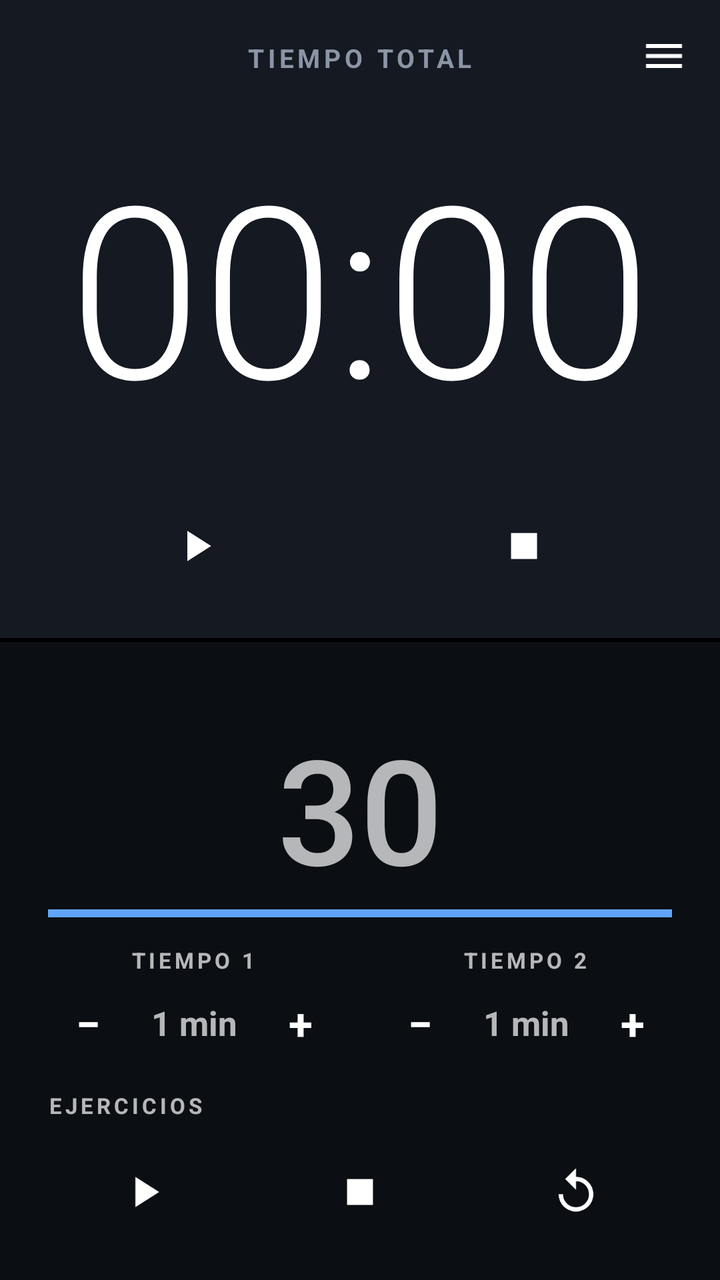
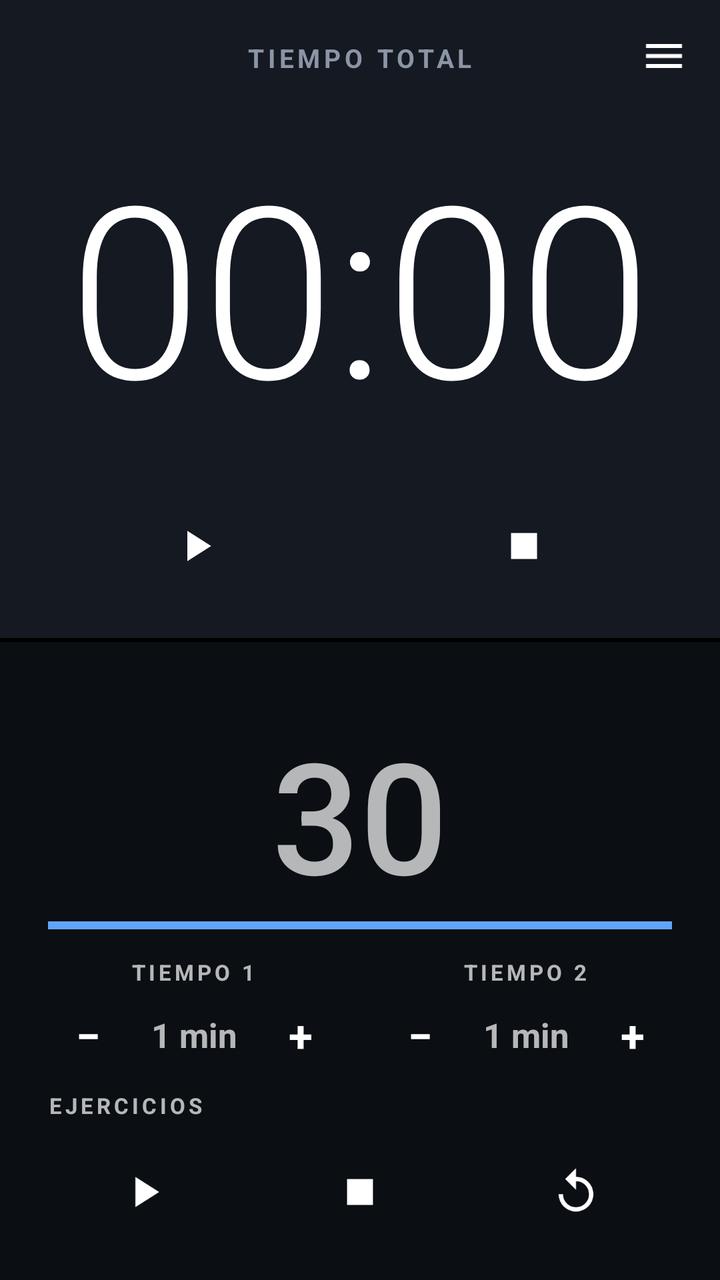

An Android layout rendered at two revisions. The XML below is the earlier revision; the diff shows what the commit changed to produce the second picture.
<!-- AndroidManifest.xml: application theme AppTheme -->
<!-- res/layout/activity_main.xml -->
<?xml version="1.0" encoding="utf-8"?>
<FrameLayout xmlns:android="http://schemas.android.com/apk/res/android"
    android:id="@+id/root"
    android:layout_width="match_parent"
    android:layout_height="match_parent">

<LinearLayout
    android:layout_width="match_parent"
    android:layout_height="match_parent"
    android:orientation="vertical">

    
    <FrameLayout
        android:id="@+id/topHalf"
        android:layout_width="match_parent"
        android:layout_height="0dp"
        android:layout_weight="1"
        android:background="@color/top_bg">

        
        <LinearLayout
            android:id="@+id/topRunning"
            android:layout_width="match_parent"
            android:layout_height="match_parent"
            android:gravity="center_horizontal"
            android:orientation="vertical"
            android:paddingStart="24dp"
            android:paddingTop="20dp"
            android:paddingEnd="24dp"
            android:paddingBottom="20dp">

            <TextView
                style="@style/SmallCaption"
                android:text="TIEMPO TOTAL"
                android:textColor="@color/muted"
                android:textSize="13sp" />

            <TextView
                android:id="@+id/totalTime"
                android:layout_width="match_parent"
                android:layout_height="0dp"
                android:layout_weight="1"
                android:autoSizeMaxTextSize="120sp"
                android:autoSizeMinTextSize="36sp"
                android:autoSizeTextType="uniform"
                android:fontFamily="sans-serif-light"
                android:fontFeatureSettings="tnum"
                android:gravity="center"
                android:maxLines="1"
                android:text="00:00"
                android:textColor="#FFFFFF" />

            <LinearLayout
                android:layout_width="match_parent"
                android:layout_height="wrap_content"
                android:orientation="horizontal">

                <ImageView
                    android:id="@+id/totalPlay"
                    style="@style/IconButton"
                    android:layout_width="0dp"
                    android:layout_weight="1"
                    android:layout_marginEnd="8dp"
                    android:contentDescription="Iniciar o pausar"
                    android:src="@drawable/ic_play" />

                <ImageView
                    android:id="@+id/totalStop"
                    style="@style/IconButton"
                    android:layout_width="0dp"
                    android:layout_weight="1"
                    android:layout_marginStart="8dp"
                    android:contentDescription="Finalizar"
                    android:src="@drawable/ic_stop" />
            </LinearLayout>
        </LinearLayout>

        
        <LinearLayout
            android:id="@+id/topSummary"
            android:layout_width="match_parent"
            android:layout_height="match_parent"
            android:gravity="center"
            android:orientation="vertical"
            android:paddingStart="20dp"
            android:paddingEnd="20dp"
            android:visibility="gone">

            <TextView
                style="@style/SmallCaption"
                android:text="RUTINA FINALIZADA"
                android:textColor="@color/muted"
                android:textSize="13sp" />

            <LinearLayout
                android:layout_width="match_parent"
                android:layout_height="wrap_content"
                android:layout_marginTop="12dp"
                android:orientation="horizontal">

                <LinearLayout
                    android:layout_width="0dp"
                    android:layout_height="wrap_content"
                    android:layout_weight="1"
                    android:layout_marginEnd="6dp"
                    android:background="@drawable/card_bg"
                    android:gravity="center"
                    android:orientation="vertical"
                    android:padding="12dp">

                    <TextView
                        style="@style/SmallCaption"
                        android:text="TOTAL"
                        android:textColor="#60A5FA" />

                    <TextView
                        android:id="@+id/summaryTotal"
                        android:layout_width="match_parent"
                        android:layout_height="48dp"
                        android:autoSizeMaxTextSize="40sp"
                        android:autoSizeMinTextSize="18sp"
                        android:autoSizeTextType="uniform"
                        android:fontFamily="sans-serif-light"
                        android:fontFeatureSettings="tnum"
                        android:gravity="center"
                        android:maxLines="1"
                        android:text="00:00"
                        android:textColor="#FFFFFF" />
                </LinearLayout>

                <LinearLayout
                    android:layout_width="0dp"
                    android:layout_height="wrap_content"
                    android:layout_weight="1"
                    android:layout_marginStart="6dp"
                    android:background="@drawable/card_bg"
                    android:gravity="center"
                    android:orientation="vertical"
                    android:padding="12dp">

                    <TextView
                        style="@style/SmallCaption"
                        android:text="INTERVALO"
                        android:textColor="#2DD4BF" />

                    <TextView
                        android:id="@+id/summaryInterval"
                        android:layout_width="match_parent"
                        android:layout_height="48dp"
                        android:autoSizeMaxTextSize="40sp"
                        android:autoSizeMinTextSize="18sp"
                        android:autoSizeTextType="uniform"
                        android:fontFamily="sans-serif-light"
                        android:fontFeatureSettings="tnum"
                        android:gravity="center"
                        android:maxLines="1"
                        android:text="30"
                        android:textColor="#FFFFFF" />
                </LinearLayout>
            </LinearLayout>

            <LinearLayout
                android:layout_width="match_parent"
                android:layout_height="wrap_content"
                android:layout_marginTop="16dp"
                android:orientation="horizontal">

                <TextView
                    android:layout_width="0dp"
                    android:layout_height="wrap_content"
                    android:layout_weight="1"
                    android:text="Tiempo total"
                    android:textColor="@color/muted"
                    android:textSize="16sp" />

                <TextView
                    android:id="@+id/detailTotal"
                    android:layout_width="wrap_content"
                    android:layout_height="wrap_content"
                    android:fontFeatureSettings="tnum"
                    android:textColor="#FFFFFF"
                    android:textSize="16sp"
                    android:textStyle="bold" />
            </LinearLayout>

            <LinearLayout
                android:layout_width="match_parent"
                android:layout_height="wrap_content"
                android:layout_marginTop="8dp"
                android:orientation="horizontal">

                <TextView
                    android:layout_width="0dp"
                    android:layout_height="wrap_content"
                    android:layout_weight="1"
                    android:text="Rondas"
                    android:textColor="@color/muted"
                    android:textSize="16sp" />

                <TextView
                    android:id="@+id/detailRounds"
                    android:layout_width="wrap_content"
                    android:layout_height="wrap_content"
                    android:fontFeatureSettings="tnum"
                    android:textColor="#FFFFFF"
                    android:textSize="16sp"
                    android:textStyle="bold" />
            </LinearLayout>

            <TextView
                android:id="@+id/detailConfig"
                android:layout_width="match_parent"
                android:layout_height="wrap_content"
                android:layout_marginTop="8dp"
                android:textColor="@color/muted"
                android:textSize="13sp" />
        </LinearLayout>

        <ImageView
            android:id="@+id/menuButton"
            android:layout_width="48dp"
            android:layout_height="48dp"
            android:layout_gravity="top|end"
            android:layout_marginTop="4dp"
            android:layout_marginEnd="4dp"
            android:background="?android:attr/selectableItemBackgroundBorderless"
            android:contentDescription="Historial"
            android:padding="12dp"
            android:src="@drawable/ic_menu"
            android:tint="#FFFFFF" />
    </FrameLayout>

    <View
        android:layout_width="match_parent"
        android:layout_height="2dp"
        android:background="#000000" />

    
    <LinearLayout
        android:id="@+id/bottomHalf"
        android:layout_width="match_parent"
        android:layout_height="0dp"
        android:layout_weight="1"
        android:gravity="center_horizontal"
        android:orientation="vertical"
        android:paddingStart="24dp"
        android:paddingTop="14dp"
        android:paddingEnd="24dp"
        android:paddingBottom="18dp">

        <LinearLayout
            android:layout_width="match_parent"
            android:layout_height="wrap_content"
            android:orientation="horizontal">

            <TextView
                android:id="@+id/exerciseLabel"
                android:layout_width="0dp"
                android:layout_height="wrap_content"
                android:layout_weight="1"
                android:letterSpacing="0.15"
                android:textSize="15sp"
                android:textStyle="bold" />

            <TextView
                android:id="@+id/roundLabel"
                android:layout_width="wrap_content"
                android:layout_height="wrap_content"
                android:letterSpacing="0.15"
                android:textSize="15sp"
                android:textStyle="bold" />
        </LinearLayout>

        <TextView
            android:id="@+id/intervalTime"
            android:layout_width="match_parent"
            android:layout_height="0dp"
            android:layout_weight="1"
            android:autoSizeMaxTextSize="180sp"
            android:autoSizeMinTextSize="28sp"
            android:autoSizeTextType="uniform"
            android:fontFamily="sans-serif-medium"
            android:fontFeatureSettings="tnum"
            android:gravity="center"
            android:maxLines="1"
            android:text="30" />

        <ProgressBar
            android:id="@+id/intervalProgress"
            style="@android:style/Widget.Material.ProgressBar.Horizontal"
            android:layout_width="match_parent"
            android:layout_height="8dp"
            android:layout_marginBottom="12dp"
            android:max="1000"
            android:progress="1000" />

        
        <LinearLayout
            android:id="@+id/configBox"
            android:layout_width="match_parent"
            android:layout_height="wrap_content"
            android:orientation="vertical">

            <LinearLayout
                android:layout_width="match_parent"
                android:layout_height="wrap_content"
                android:orientation="horizontal">

                <LinearLayout
                    android:layout_width="0dp"
                    android:layout_height="wrap_content"
                    android:layout_weight="1"
                    android:layout_marginEnd="10dp"
                    android:orientation="vertical">

                    <TextView
                        android:id="@+id/captionA"
                        style="@style/SmallCaption"
                        android:layout_gravity="center_horizontal"
                        android:layout_marginBottom="4dp"
                        android:text="TIEMPO 1" />

                    <LinearLayout
                        android:layout_width="match_parent"
                        android:layout_height="wrap_content"
                        android:gravity="center_vertical"
                        android:orientation="horizontal">

                        <TextView
                            android:id="@+id/minusA"
                            style="@style/PillButton"
                            android:layout_width="40dp"
                            android:contentDescription="Un minuto menos"
                            android:text="−"
                            android:textSize="22sp" />

                        <TextView
                            android:id="@+id/valueA"
                            android:layout_width="0dp"
                            android:layout_height="40dp"
                            android:layout_weight="1"
                            android:fontFeatureSettings="tnum"
                            android:gravity="center"
                            android:maxLines="1"
                            android:text="1 min"
                            android:textSize="17sp"
                            android:textStyle="bold" />

                        <TextView
                            android:id="@+id/plusA"
                            style="@style/PillButton"
                            android:layout_width="40dp"
                            android:contentDescription="Un minuto más"
                            android:text="+"
                            android:textSize="22sp" />
                    </LinearLayout>

                    <LinearLayout
                        android:id="@+id/secRowA"
                        android:layout_width="match_parent"
                        android:layout_height="wrap_content"
                        android:layout_marginTop="6dp"
                        android:orientation="horizontal" />
                </LinearLayout>

                <LinearLayout
                    android:layout_width="0dp"
                    android:layout_height="wrap_content"
                    android:layout_weight="1"
                    android:layout_marginStart="10dp"
                    android:orientation="vertical">

                    <TextView
                        android:id="@+id/captionB"
                        style="@style/SmallCaption"
                        android:layout_gravity="center_horizontal"
                        android:layout_marginBottom="4dp"
                        android:text="TIEMPO 2" />

                    <LinearLayout
                        android:layout_width="match_parent"
                        android:layout_height="wrap_content"
                        android:gravity="center_vertical"
                        android:orientation="horizontal">

                        <TextView
                            android:id="@+id/minusB"
                            style="@style/PillButton"
                            android:layout_width="40dp"
                            android:contentDescription="Un minuto menos"
                            android:text="−"
                            android:textSize="22sp" />

                        <TextView
                            android:id="@+id/valueB"
                            android:layout_width="0dp"
                            android:layout_height="40dp"
                            android:layout_weight="1"
                            android:fontFeatureSettings="tnum"
                            android:gravity="center"
                            android:maxLines="1"
                            android:text="1 min"
                            android:textSize="17sp"
                            android:textStyle="bold" />

                        <TextView
                            android:id="@+id/plusB"
                            style="@style/PillButton"
                            android:layout_width="40dp"
                            android:contentDescription="Un minuto más"
                            android:text="+"
                            android:textSize="22sp" />
                    </LinearLayout>

                    <LinearLayout
                        android:id="@+id/secRowB"
                        android:layout_width="match_parent"
                        android:layout_height="wrap_content"
                        android:layout_marginTop="6dp"
                        android:orientation="horizontal" />
                </LinearLayout>
            </LinearLayout>

            <LinearLayout
                android:id="@+id/exerciseRow"
                android:layout_width="match_parent"
                android:layout_height="wrap_content"
                android:layout_marginTop="8dp"
                android:layout_marginBottom="10dp"
                android:gravity="center_vertical"
                android:orientation="horizontal">

                <TextView
                    android:id="@+id/captionExercises"
                    style="@style/SmallCaption"
                    android:layout_width="84dp"
                    android:text="EJERCICIOS" />
                
            </LinearLayout>
        </LinearLayout>

        <LinearLayout
            android:layout_width="match_parent"
            android:layout_height="wrap_content"
            android:orientation="horizontal">

            <ImageView
                android:id="@+id/intervalPlay"
                style="@style/IconButton"
                android:layout_width="0dp"
                android:layout_weight="1"
                android:layout_marginEnd="6dp"
                android:contentDescription="Iniciar o pausar"
                android:src="@drawable/ic_play" />

            <ImageView
                android:id="@+id/intervalStop"
                style="@style/IconButton"
                android:layout_width="0dp"
                android:layout_weight="1"
                android:layout_marginStart="6dp"
                android:layout_marginEnd="6dp"
                android:contentDescription="Finalizar"
                android:src="@drawable/ic_stop" />

            <ImageView
                android:id="@+id/intervalReset"
                style="@style/IconButton"
                android:layout_width="0dp"
                android:layout_weight="1"
                android:layout_marginStart="6dp"
                android:contentDescription="Reiniciar bloque"
                android:src="@drawable/ic_replay" />
        </LinearLayout>
    </LinearLayout>
</LinearLayout>

    
    <View
        android:id="@+id/scrim"
        android:layout_width="match_parent"
        android:layout_height="match_parent"
        android:alpha="0"
        android:background="#B3000000"
        android:clickable="true"
        android:visibility="gone" />

    <LinearLayout
        android:id="@+id/drawer"
        android:layout_width="310dp"
        android:layout_height="match_parent"
        android:layout_gravity="end"
        android:background="@color/top_bg"
        android:clickable="true"
        android:elevation="16dp"
        android:orientation="vertical"
        android:visibility="gone">

        <LinearLayout
            android:layout_width="match_parent"
            android:layout_height="56dp"
            android:gravity="center_vertical"
            android:orientation="horizontal"
            android:paddingStart="20dp"
            android:paddingEnd="4dp">

            <TextView
                android:layout_width="0dp"
                android:layout_height="wrap_content"
                android:layout_weight="1"
                android:text="Historial"
                android:textColor="#FFFFFF"
                android:textSize="20sp"
                android:textStyle="bold" />

            <ImageView
                android:id="@+id/drawerClose"
                android:layout_width="48dp"
                android:layout_height="48dp"
                android:background="?android:attr/selectableItemBackgroundBorderless"
                android:contentDescription="Cerrar"
                android:padding="12dp"
                android:src="@drawable/ic_close"
                android:tint="#FFFFFF" />
        </LinearLayout>

        <ScrollView
            android:layout_width="match_parent"
            android:layout_height="0dp"
            android:layout_weight="1">

            <LinearLayout
                android:id="@+id/historyList"
                android:layout_width="match_parent"
                android:layout_height="wrap_content"
                android:orientation="vertical"
                android:paddingStart="16dp"
                android:paddingEnd="16dp"
                android:paddingBottom="16dp" />
        </ScrollView>
    </LinearLayout>
</FrameLayout>
<!-- resources referenced by this layout -->
<resources>
  <color name="muted">#8B95A5</color>
  <color name="top_bg">#141922</color>
  <!-- drawable card_bg (drawable) -->
  <?xml version="1.0" encoding="utf-8"?>
  <shape xmlns:android="http://schemas.android.com/apk/res/android" android:shape="rectangle">
      <solid android:color="#1F2631" />
      <corners android:radius="16dp" />
  </shape>
  <!-- drawable ic_close (drawable) -->
  <?xml version="1.0" encoding="utf-8"?>
  <vector xmlns:android="http://schemas.android.com/apk/res/android"
      android:width="24dp" android:height="24dp"
      android:viewportWidth="24" android:viewportHeight="24">
      <path android:fillColor="#FFFFFF" android:pathData="M19,6.41L17.59,5 12,10.59 6.41,5 5,6.41 10.59,12 5,17.59 6.41,19 12,13.41 17.59,19 19,17.59 13.41,12z" />
  </vector>
  <!-- drawable ic_menu (drawable) -->
  <?xml version="1.0" encoding="utf-8"?>
  <vector xmlns:android="http://schemas.android.com/apk/res/android"
      android:width="24dp" android:height="24dp"
      android:viewportWidth="24" android:viewportHeight="24">
      <path android:fillColor="#FFFFFF" android:pathData="M3,18h18v-2H3v2zM3,13h18v-2H3v2zM3,6v2h18V6H3z" />
  </vector>
  <!-- drawable ic_play (drawable) -->
  <?xml version="1.0" encoding="utf-8"?>
  <vector xmlns:android="http://schemas.android.com/apk/res/android"
      android:width="24dp" android:height="24dp"
      android:viewportWidth="24" android:viewportHeight="24">
      <path android:fillColor="#FFFFFF" android:pathData="M8,5v14l11,-7z" />
  </vector>
  <!-- drawable ic_replay (drawable) -->
  <?xml version="1.0" encoding="utf-8"?>
  <vector xmlns:android="http://schemas.android.com/apk/res/android"
      android:width="24dp" android:height="24dp"
      android:viewportWidth="24" android:viewportHeight="24">
      <path android:fillColor="#FFFFFF" android:pathData="M12,5V1L7,6l5,5V7c3.31,0 6,2.69 6,6s-2.69,6 -6,6 -6,-2.69 -6,-6H4c0,4.42 3.58,8 8,8s8,-3.58 8,-8 -3.58,-8 -8,-8z" />
  </vector>
  <!-- drawable ic_stop (drawable) -->
  <?xml version="1.0" encoding="utf-8"?>
  <vector xmlns:android="http://schemas.android.com/apk/res/android"
      android:width="24dp" android:height="24dp"
      android:viewportWidth="24" android:viewportHeight="24">
      <path android:fillColor="#FFFFFF" android:pathData="M6,6h12v12H6z" />
  </vector>
  <style name="IconButton">
          <item name="android:layout_height">52dp</item>
          <item name="android:padding">13dp</item>
          <item name="android:scaleType">fitCenter</item>
          <item name="android:clickable">true</item>
          <item name="android:focusable">true</item>
      </style>
  <style name="PillButton">
          <item name="android:layout_height">40dp</item>
          <item name="android:gravity">center</item>
          <item name="android:clickable">true</item>
          <item name="android:focusable">true</item>
          <item name="android:textSize">15sp</item>
          <item name="android:textStyle">bold</item>
          <item name="android:letterSpacing">0.08</item>
          <item name="android:textColor">#FFFFFF</item>
      </style>
  <style name="SmallCaption">
          <item name="android:layout_width">wrap_content</item>
          <item name="android:layout_height">wrap_content</item>
          <item name="android:letterSpacing">0.15</item>
          <item name="android:textSize">11sp</item>
          <item name="android:textStyle">bold</item>
      </style>
  <style name="AppTheme" parent="android:Theme.Material.NoActionBar">
          <item name="android:windowBackground">@color/bg</item>
          <item name="android:statusBarColor">@android:color/transparent</item>
          <item name="android:navigationBarColor">@android:color/transparent</item>
          <item name="android:colorAccent">#60A5FA</item>
      </style>
  <color name="bg">#0B0E13</color>
</resources>

<!-- the commit's change to res/layout/activity_main.xml (unified diff, before → after) -->
@@ -330,7 +330,7 @@
                             android:id="@+id/minusA"
                             style="@style/PillButton"
                             android:layout_width="40dp"
-                            android:contentDescription="Un minuto menos"
+                            android:contentDescription="Menos tiempo"
                             android:text="−"
                             android:textSize="22sp" />
 
@@ -350,17 +350,10 @@
                             android:id="@+id/plusA"
                             style="@style/PillButton"
                             android:layout_width="40dp"
-                            android:contentDescription="Un minuto más"
+                            android:contentDescription="Más tiempo"
                             android:text="+"
                             android:textSize="22sp" />
                     </LinearLayout>
-
-                    <LinearLayout
-                        android:id="@+id/secRowA"
-                        android:layout_width="match_parent"
-                        android:layout_height="wrap_content"
-                        android:layout_marginTop="6dp"
-                        android:orientation="horizontal" />
                 </LinearLayout>
 
                 <LinearLayout
@@ -387,7 +380,7 @@
                             android:id="@+id/minusB"
                             style="@style/PillButton"
                             android:layout_width="40dp"
-                            android:contentDescription="Un minuto menos"
+                            android:contentDescription="Menos tiempo"
                             android:text="−"
                             android:textSize="22sp" />
 
@@ -407,17 +400,10 @@
                             android:id="@+id/plusB"
                             style="@style/PillButton"
                             android:layout_width="40dp"
-                            android:contentDescription="Un minuto más"
+                            android:contentDescription="Más tiempo"
                             android:text="+"
                             android:textSize="22sp" />
                     </LinearLayout>
-
-                    <LinearLayout
-                        android:id="@+id/secRowB"
-                        android:layout_width="match_parent"
-                        android:layout_height="wrap_content"
-                        android:layout_marginTop="6dp"
-                        android:orientation="horizontal" />
                 </LinearLayout>
             </LinearLayout>
 
